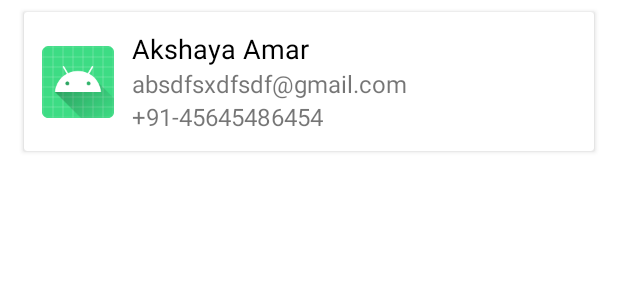
After one commit to Akshaya-Amar/FetchDataFlow, an Android app: the layout user_item.xml on its own in the app's theme, with its tools: preview values and no code run, on a phone screen of 412 x 824 dp. The commit adds this screen. Shown: the top 300 px of the screen. Run offline under Robolectric (Android 15) with nearby library versions, the phone set to English and light mode, and no system bars.

Commit message:
feature: implemented recyclerview with adapter to display user related data

```diff
--- a/app/build.gradle.kts
+++ b/app/build.gradle.kts
@@ -34,6 +34,9 @@ android {
      kotlinOptions {
           jvmTarget = "11"
      }
+     viewBinding {
+          enable = true
+     }
 }
 
 dependencies {
--- a/app/src/main/java/com/amar/fetchdataflow/util/SafeApiCall.kt
+++ b/app/src/main/java/com/amar/fetchdataflow/util/SafeApiCall.kt
@@ -13,13 +13,13 @@ import java.net.UnknownHostException
 import java.util.concurrent.TimeoutException
 
 fun <T> safeApiCall(
-     hitApi: suspend () -> Response<T>
+     fetchData: suspend () -> Response<T>
 ): Flow<Result<T>> = flow {
-     val response = hitApi()
+     val response = fetchData()
      if (response.isSuccessful) {
           response.body()?.let {
                emit(Result.Success(it))
-          } ?: emit(Result.Failure("Something went wrong"))
+          } ?: emit(Result.Failure("Data is empty"))
      } else {
           emit(Result.Failure(response.message().takeIf { it.isNotBlank() } ?: "Something went wrong"))
      }
--- /dev/null
+++ b/app/src/main/res/layout/user_item.xml
@@ -0,0 +1,65 @@
+<?xml version="1.0" encoding="utf-8"?>
+<androidx.constraintlayout.widget.ConstraintLayout xmlns:android="http://schemas.android.com/apk/res/android"
+    xmlns:app="http://schemas.android.com/apk/res-auto"
+    xmlns:tools="http://schemas.android.com/tools"
+    android:layout_width="match_parent"
+    android:layout_height="wrap_content">
+
+    <androidx.cardview.widget.CardView
+        android:layout_width="match_parent"
+        android:layout_height="wrap_content"
+        android:layout_marginHorizontal="16dp"
+        android:layout_marginVertical="8dp"
+        app:layout_constraintBottom_toBottomOf="parent"
+        app:layout_constraintEnd_toEndOf="parent"
+        app:layout_constraintStart_toStartOf="parent"
+        app:layout_constraintTop_toTopOf="parent">
+
+        <androidx.constraintlayout.widget.ConstraintLayout
+            android:layout_width="match_parent"
+            android:layout_height="wrap_content"
+            android:padding="12dp">
+
+            <ImageView
+                android:id="@+id/user_profile_image"
+                android:layout_width="48dp"
+                android:layout_height="48dp"
+                app:layout_constraintBottom_toBottomOf="parent"
+                app:layout_constraintStart_toStartOf="parent"
+                app:layout_constraintTop_toTopOf="parent"
+                tools:src="@mipmap/ic_launcher" />
+
+            <TextView
+                android:id="@+id/name_text"
+                android:layout_width="0dp"
+                android:layout_height="wrap_content"
+                android:layout_marginStart="12dp"
+                android:textColor="@color/black"
+                android:textSize="18sp"
+                app:layout_constraintEnd_toEndOf="parent"
+                app:layout_constraintStart_toEndOf="@+id/user_profile_image"
+                app:layout_constraintTop_toTopOf="parent"
+                tools:text="Akshaya Amar" />
+
+            <TextView
+                android:id="@+id/email_text"
+                android:layout_width="0dp"
+                android:layout_height="wrap_content"
+                android:textSize="16sp"
+                app:layout_constraintEnd_toEndOf="@+id/name_text"
+                app:layout_constraintStart_toStartOf="@+id/name_text"
+                app:layout_constraintTop_toBottomOf="@+id/name_text"
+                tools:text="absdfsxdfsdf@gmail.com" />
+
+            <TextView
+                android:id="@+id/phone_text"
+                android:layout_width="0dp"
+                android:layout_height="wrap_content"
+                android:textSize="16sp"
+                app:layout_constraintEnd_toEndOf="@id/email_text"
+                app:layout_constraintStart_toStartOf="@+id/email_text"
+                app:layout_constraintTop_toBottomOf="@+id/email_text"
+                tools:text="+91-45645486454" />
+        </androidx.constraintlayout.widget.ConstraintLayout>
+    </androidx.cardview.widget.CardView>
+</androidx.constraintlayout.widget.ConstraintLayout>
```
Also changed, not shown: app/src/main/java/com/amar/fetchdataflow/ui/activity/MainActivity.kt (+47 -3 lines), app/src/main/java/com/amar/fetchdataflow/ui/adapter/UserAdapter.kt (added, +46 -0 lines), app/src/main/res/layout/activity_main.xml (+17 -0 lines).
